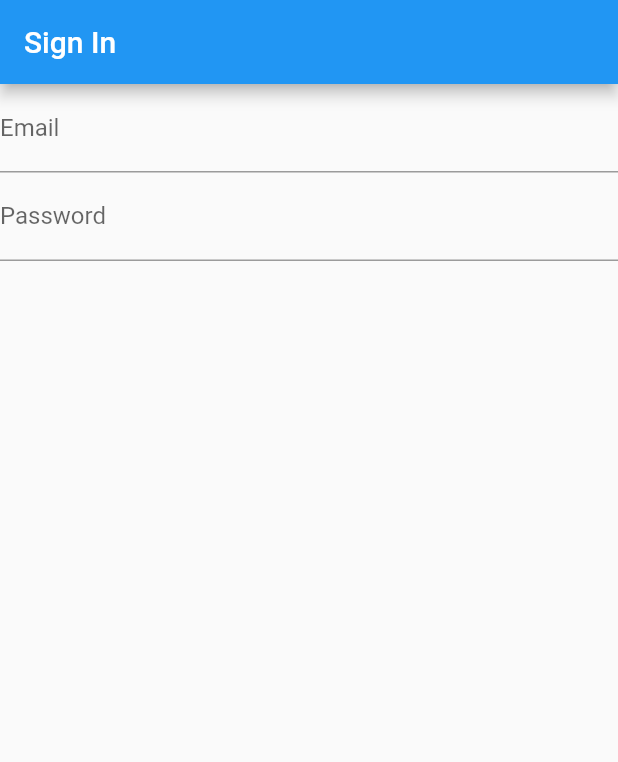
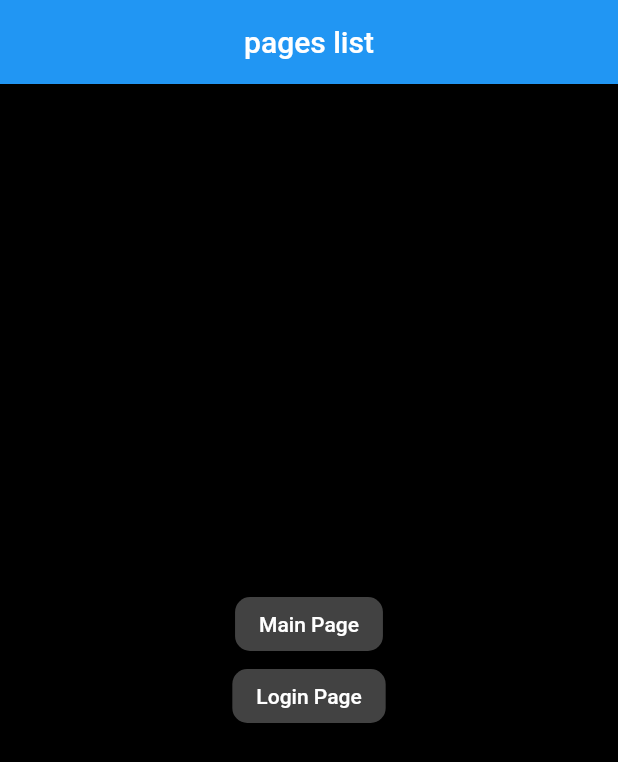
Before and after one commit to 6Niners/Purr, a Flutter app: the screen it shows after launch, on a phone screen of 412 x 824 dp. Shown: the top 762 px of the screen. Run offline on Flutter 3.47's test engine with Material 2 defaults, Android fonts, the phone set to English and light mode, and no system bars; our stand-ins replace flutter_tindercard, fluttertoast, get.

Commit message:
added the Page(list of pages) for testing

```diff
--- a/lib/MainPage/MainPage.dart
+++ b/lib/MainPage/MainPage.dart
@@ -16,11 +16,11 @@ class _MainPageState extends State<MainPage>
     "assets/icon.png",
     "assets/Not_Found.png",
   ];
-  MainController cont=Get.put(MainController());
+  CardController controller; //Use this to trigger swap.
   @override
   Widget build(BuildContext context) {
-    CardController controller; //Use this to trigger swap.
     TabController TabCont=TabController(vsync:this,length: 3);
+
     return SafeArea(
       child: new Scaffold(
 
@@ -121,6 +121,7 @@ class _MainPageState extends State<MainPage>
         crossAxisAlignment: CrossAxisAlignment.center,
         children: <Widget>[
           FloatingActionButton(
+            heroTag: null,
             mini: true,
             onPressed: () {},
             backgroundColor: Colors.white,
@@ -128,18 +129,21 @@ class _MainPageState extends State<MainPage>
           ),
           Padding(padding: EdgeInsets.only(right: 8.0)),
           FloatingActionButton(
+            heroTag: null,
             onPressed: () {},
             backgroundColor: Colors.white,
             child: Icon(Icons.close, color: Colors.red),
           ),
           Padding(padding: EdgeInsets.only(right: 8.0)),
           FloatingActionButton(
+            heroTag: null,
             onPressed: () {},
             backgroundColor: Colors.white,
             child: Icon(Icons.favorite, color: Colors.green),
           ),
           Padding(padding: EdgeInsets.only(right: 8.0)),
           FloatingActionButton(
+            heroTag: null,
             mini: true,
             onPressed: () {},
             backgroundColor: Colors.white,
--- a/lib/main.dart
+++ b/lib/main.dart
@@ -1,16 +1,20 @@
 import 'package:flutter/material.dart';
+import 'package:get/get.dart';
 import 'package:purr/MainPage/MainPage.dart';
 import 'package:purr/Registration/sign_in.dart';
 
+import 'MainPage/Controller/Controller.dart';
+
 void main() {
   runApp(MyApp());
+  MainController cont=Get.put(MainController());
 }
 
 class MyApp extends StatelessWidget {
   // This widget is the root of your application.
   @override
   Widget build(BuildContext context) {
-    return MaterialApp(
+    return GetMaterialApp(
       title: 'Flutter Demo',
       theme: ThemeData(
 
@@ -19,7 +23,37 @@ class MyApp extends StatelessWidget {
         visualDensity: VisualDensity.adaptivePlatformDensity,
       ),
       //home: MainPage(),
-      home: LoginPage(title: 'Sign In'),
+      //home: LoginPage(title: 'Sign In'),
+      home:ListOfPages(),
     );
   }
 }
+
+class ListOfPages extends StatelessWidget {
+  @override
+  Widget build(BuildContext context) {
+    return Scaffold(
+      backgroundColor: Colors.black,
+      appBar:AppBar(title: Text("pages list"),centerTitle: true,),
+      body:Center(
+        child: Column(
+          mainAxisAlignment: MainAxisAlignment.center,
+          crossAxisAlignment: CrossAxisAlignment.center,
+          children: <Widget>[
+        PageButton(MainPage(),"Main Page"),
+        PageButton(LoginPage(title: 'Sign In'),"Login Page"),
+          ],
+        ),
+      ),
+    );
+  }
+
+  FlatButton PageButton(var page,String text) {
+    return FlatButton(
+
+    shape: new RoundedRectangleBorder(borderRadius: new BorderRadius.circular(10)),
+  onPressed: (){Get.to(page); },
+  color:Colors.grey[800],
+  child: Text(text,style: TextStyle(color: Colors.white),),);
+  }
+}
```
